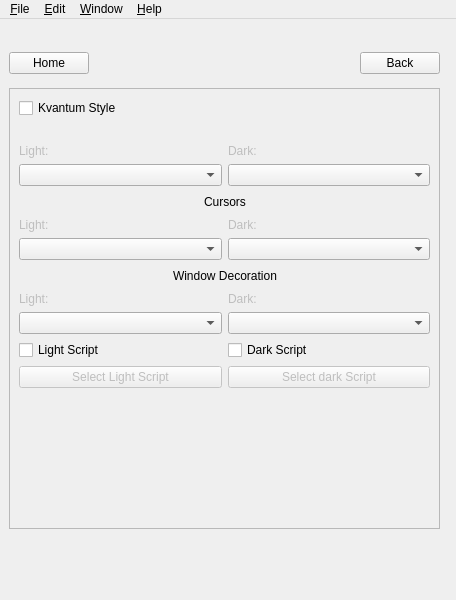
First picture: the form in src/mainwindow.ui, repository baduhai/Koi, before the edit.
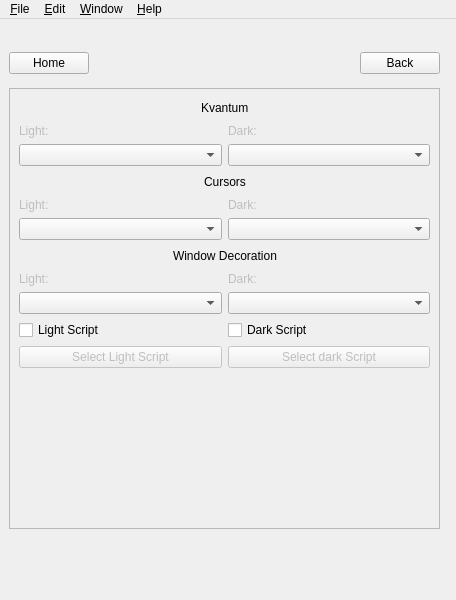
Second picture: the form after the edit. Icons and pictures are not drawn. Custom widgets are drawn as their Qt base class.

Patch:
```diff
--- a/src/mainwindow.ui
+++ b/src/mainwindow.ui
@@ -698,21 +698,14 @@
          <property name="geometry">
           <rect>
            <x>0</x>
-           <y>-45</y>
+           <y>0</y>
            <width>400</width>
-           <height>476</height>
+           <height>442</height>
           </rect>
          </property>
          <layout class="QFormLayout" name="formLayout_2">
           <item row="0" column="0" colspan="2">
            <layout class="QVBoxLayout" name="kvantumStyle">
-            <item>
-             <widget class="QCheckBox" name="kvantumStyleCheckBox">
-              <property name="text">
-               <string>Kvantum Style</string>
-              </property>
-             </widget>
-            </item>
             <item>
              <layout class="QHBoxLayout" name="horizontalLayout_18">
               <item>
@@ -728,6 +721,13 @@
                 </property>
                </spacer>
               </item>
+              <item>
+               <widget class="QLabel" name="label">
+                <property name="text">
+                 <string>Kvantum</string>
+                </property>
+               </widget>
+              </item>
               <item>
                <spacer name="horizontalSpacer_5">
                 <property name="orientation">
```
Left out of the diff: 6 changed lines with no effect on the pictures.
